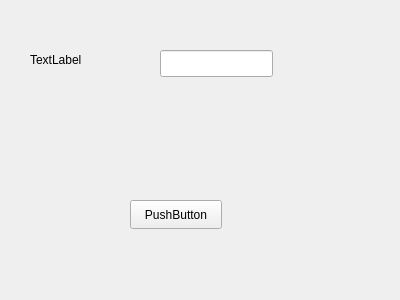
First picture: the form in end.ui, repository Deyu-Kong/BPPN, before the edit.
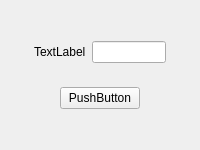
Second picture: the form after the edit. Icons and pictures are not drawn.

```diff
--- a/end.ui
+++ b/end.ui
@@ -6,8 +6,8 @@
    <rect>
     <x>0</x>
     <y>0</y>
-    <width>400</width>
-    <height>300</height>
+    <width>200</width>
+    <height>150</height>
    </rect>
   </property>
   <property name="windowTitle">
@@ -17,42 +17,121 @@
    <iconset resource="logo.qrc">
     <normaloff>:/0005018327188690_b.jpg</normaloff>:/0005018327188690_b.jpg</iconset>
   </property>
-  <widget class="QLabel" name="label">
-   <property name="geometry">
-    <rect>
-     <x>30</x>
-     <y>50</y>
-     <width>101</width>
-     <height>20</height>
-    </rect>
-   </property>
-   <property name="text">
-    <string>TextLabel</string>
-   </property>
-  </widget>
-  <widget class="QLineEdit" name="lineEdit">
-   <property name="geometry">
-    <rect>
-     <x>160</x>
-     <y>50</y>
-     <width>113</width>
-     <height>27</height>
-    </rect>
-   </property>
-  </widget>
-  <widget class="QPushButton" name="pushButton">
-   <property name="geometry">
-    <rect>
-     <x>130</x>
-     <y>200</y>
-     <width>92</width>
-     <height>29</height>
-    </rect>
-   </property>
-   <property name="text">
-    <string>PushButton</string>
-   </property>
-  </widget>
+  <layout class="QGridLayout" name="gridLayout">
+   <item row="0" column="1">
+    <widget class="QWidget" name="widget_4" native="true">
+     <layout class="QVBoxLayout" name="verticalLayout">
+      <item>
+       <spacer name="verticalSpacer">
+        <property name="orientation">
+         <enum>Qt::Vertical</enum>
+        </property>
+        <property name="sizeHint" stdset="0">
+         <size>
+          <width>20</width>
+          <height>40</height>
+         </size>
+        </property>
+       </spacer>
+      </item>
+      <item>
+       <widget class="QWidget" name="widget" native="true">
+        <layout class="QHBoxLayout" name="horizontalLayout">
+         <item>
+          <widget class="QLabel" name="label">
+           <property name="text">
+            <string>TextLabel</string>
+           </property>
+          </widget>
+         </item>
+         <item>
+          <widget class="QLineEdit" name="lineEdit"/>
+         </item>
+        </layout>
+       </widget>
+      </item>
+      <item>
+       <widget class="QWidget" name="widget_3" native="true">
+        <layout class="QHBoxLayout" name="horizontalLayout_2">
+         <item>
+          <spacer name="horizontalSpacer">
+           <property name="orientation">
+            <enum>Qt::Horizontal</enum>
+           </property>
+           <property name="sizeHint" stdset="0">
+            <size>
+             <width>40</width>
+             <height>20</height>
+            </size>
+           </property>
+          </spacer>
+         </item>
+         <item>
+          <widget class="QPushButton" name="pushButton">
+           <property name="text">
+            <string>PushButton</string>
+           </property>
+          </widget>
+         </item>
+         <item>
+          <spacer name="horizontalSpacer_2">
+           <property name="orientation">
+            <enum>Qt::Horizontal</enum>
+           </property>
+           <property name="sizeHint" stdset="0">
+            <size>
+             <width>40</width>
+             <height>20</height>
+            </size>
+           </property>
+          </spacer>
+         </item>
+        </layout>
+       </widget>
+      </item>
+      <item>
+       <spacer name="verticalSpacer_2">
+        <property name="orientation">
+         <enum>Qt::Vertical</enum>
+        </property>
+        <property name="sizeHint" stdset="0">
+         <size>
+          <width>20</width>
+          <height>40</height>
+         </size>
+        </property>
+       </spacer>
+      </item>
+     </layout>
+    </widget>
+   </item>
+   <item row="0" column="0">
+    <spacer name="horizontalSpacer_3">
+     <property name="orientation">
+      <enum>Qt::Horizontal</enum>
+     </property>
+     <property name="sizeHint" stdset="0">
+      <size>
+       <width>40</width>
+       <height>20</height>
+      </size>
+     </property>
+    </spacer>
+   </item>
+   <item row="0" column="2">
+    <spacer name="horizontalSpacer_4">
+     <property name="orientation">
+      <enum>Qt::Horizontal</enum>
+     </property>
+     <property name="sizeHint" stdset="0">
+      <size>
+       <width>40</width>
+       <height>20</height>
+      </size>
+     </property>
+    </spacer>
+   </item>
+  </layout>
  </widget>
  <resources>
   <include location="logo.qrc"/>
```
